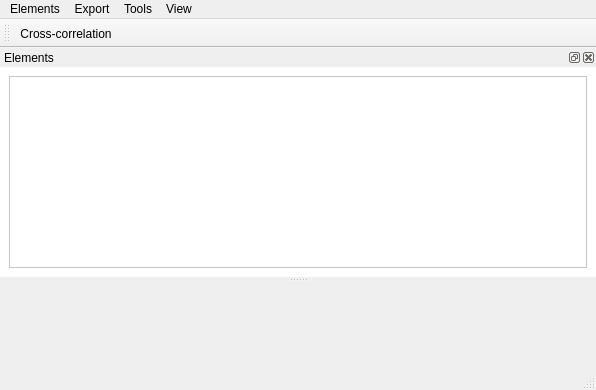
Above: Graphic_Interface/UI_Files/SegmentationAndClasificationWindowUI.ui from ECMora/SoundLab before the change. Below: the same form after it.
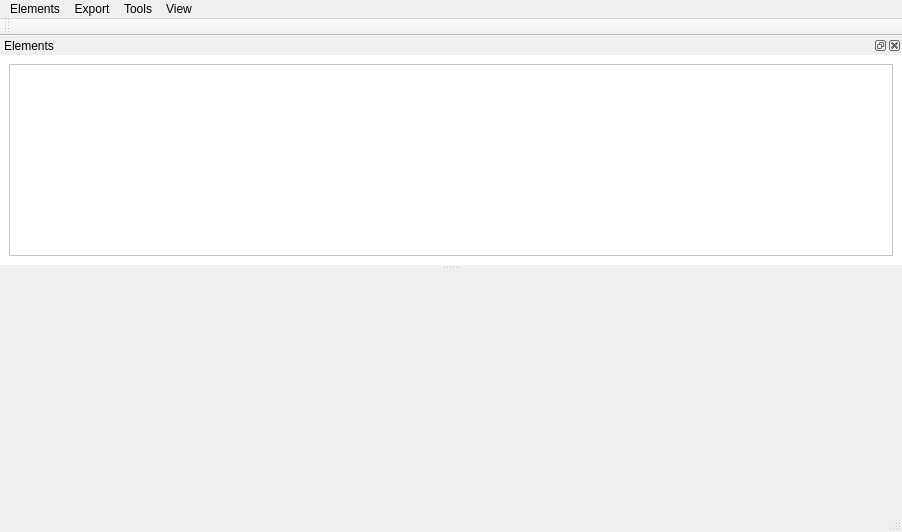
That is the form after the change. Icons and pictures are not drawn. Custom widgets are drawn as their Qt base class.

```diff
--- a/Graphic_Interface/UI_Files/SegmentationAndClasificationWindowUI.ui
+++ b/Graphic_Interface/UI_Files/SegmentationAndClasificationWindowUI.ui
@@ -9,8 +9,8 @@
    <rect>
     <x>0</x>
     <y>0</y>
-    <width>596</width>
-    <height>390</height>
+    <width>902</width>
+    <height>532</height>
    </rect>
   </property>
   <property name="sizePolicy">
@@ -56,33 +56,6 @@
    </layout>
   </widget>
   <widget class="QStatusBar" name="statusbar"/>
-  <widget class="SoundLabToolBarWidget" name="toolBar">
-   <property name="maximumSize">
-    <size>
-     <width>16777215</width>
-     <height>16777201</height>
-    </size>
-   </property>
-   <property name="windowTitle">
-    <string>toolBar</string>
-   </property>
-   <property name="styleSheet">
-    <string notr="true"/>
-   </property>
-   <property name="iconSize">
-    <size>
-     <width>20</width>
-     <height>20</height>
-    </size>
-   </property>
-   <attribute name="toolBarArea">
-    <enum>TopToolBarArea</enum>
-   </attribute>
-   <attribute name="toolBarBreak">
-    <bool>false</bool>
-   </attribute>
-   <addaction name="actionCross_correlation"/>
-  </widget>
   <widget class="QDockWidget" name="dockWidgetParameterTableOscilogram">
    <property name="styleSheet">
     <string notr="true">background-color: rgb(255, 255, 255);</string>
@@ -113,7 +86,7 @@
     <rect>
      <x>0</x>
      <y>0</y>
-     <width>596</width>
+     <width>902</width>
      <height>21</height>
     </rect>
    </property>
@@ -183,6 +156,17 @@
    <addaction name="menuTools"/>
    <addaction name="menuParameters"/>
   </widget>
+  <widget class="SoundLabToolBarWidget" name="toolBar">
+   <property name="windowTitle">
+    <string>toolBar</string>
+   </property>
+   <attribute name="toolBarArea">
+    <enum>TopToolBarArea</enum>
+   </attribute>
+   <attribute name="toolBarBreak">
+    <bool>false</bool>
+   </attribute>
+  </widget>
   <action name="actionZoomIn">
    <property name="icon">
     <iconset resource="resources/icons.qrc">
```
Left out of the diff: 4 changed lines with no effect on the pictures.
